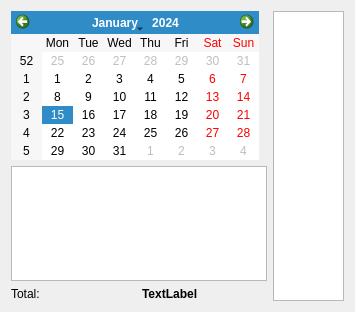
Before: the Qt Designer form widgets/reports/reports.ui in thelastpolaris/Loreley, drawn with Qt 5.
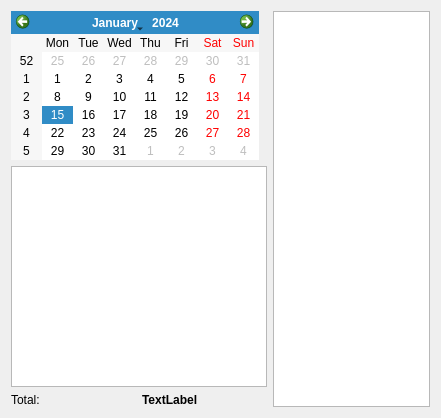
After: the same form once the commit is applied.

```diff
--- a/widgets/reports/reports.ui
+++ b/widgets/reports/reports.ui
@@ -6,8 +6,8 @@
    <rect>
     <x>0</x>
     <y>0</y>
-    <width>355</width>
-    <height>312</height>
+    <width>441</width>
+    <height>418</height>
    </rect>
   </property>
   <property name="windowTitle">
```
